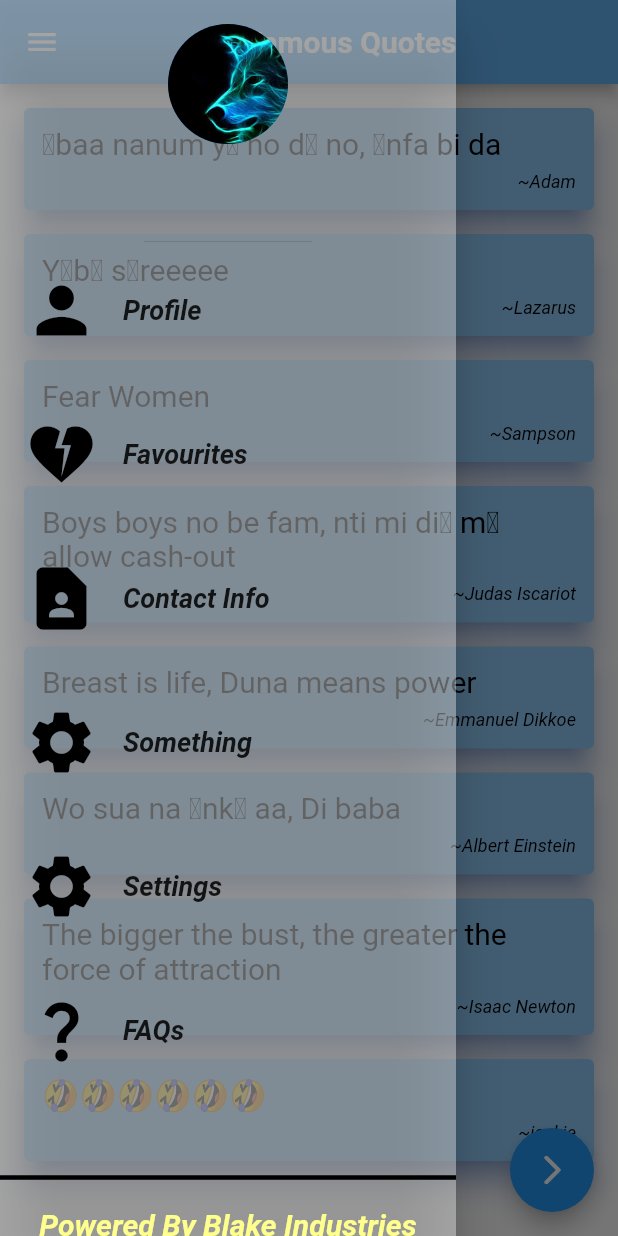
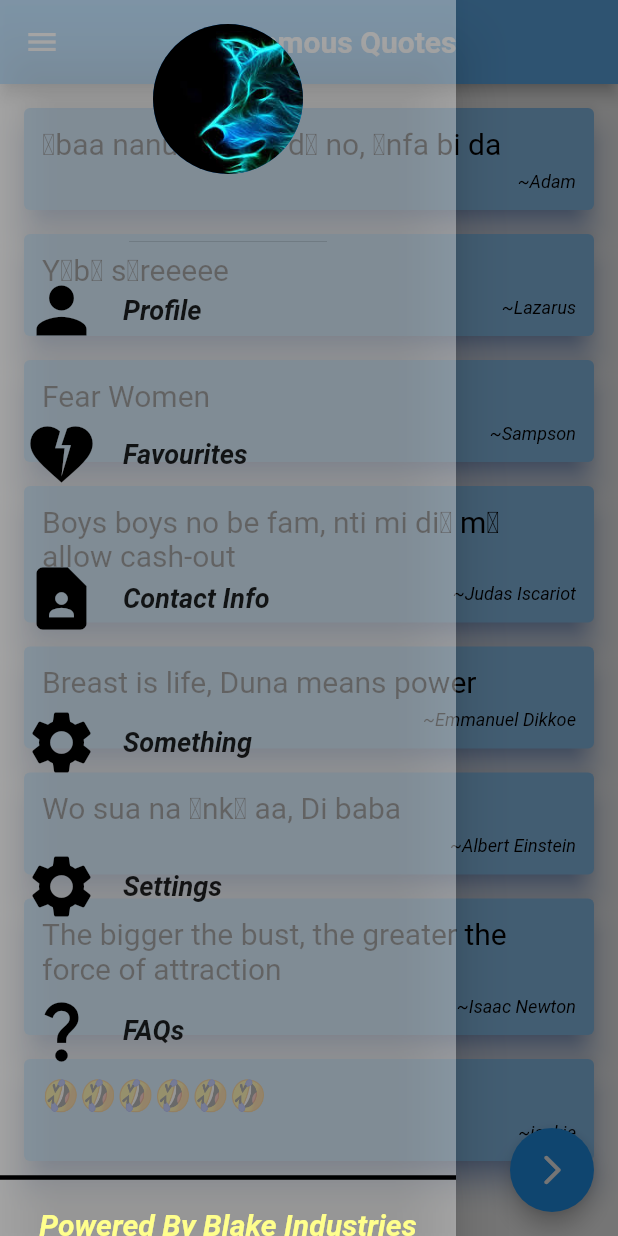
Before and after one commit to Aquarius-blake/level2, a Flutter app: the screen it shows after launch, with the side drawer open, on a phone screen of 412 x 824 dp. Run offline on Flutter 3.47's test engine with Material 2 defaults, Android fonts, the phone set to English and light mode, and no system bars.

Commit message:
Minor update

```diff
--- a/lib/main.dart
+++ b/lib/main.dart
@@ -95,7 +95,7 @@ class _QuotesState extends State<Quotes> {
                   children: [
 CircleAvatar(
   backgroundImage: AssetImage('Assets/9.jpg'),
-  radius: 40.0,
+  radius: 50.0,
 )
                   ],
                 ),
```
